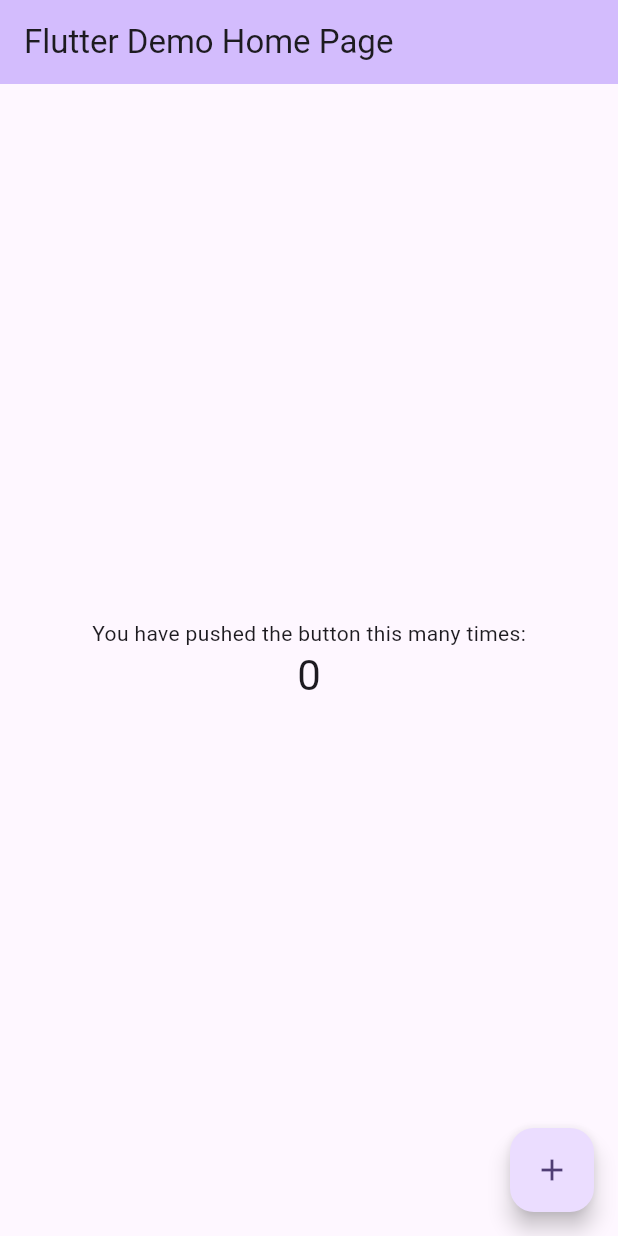
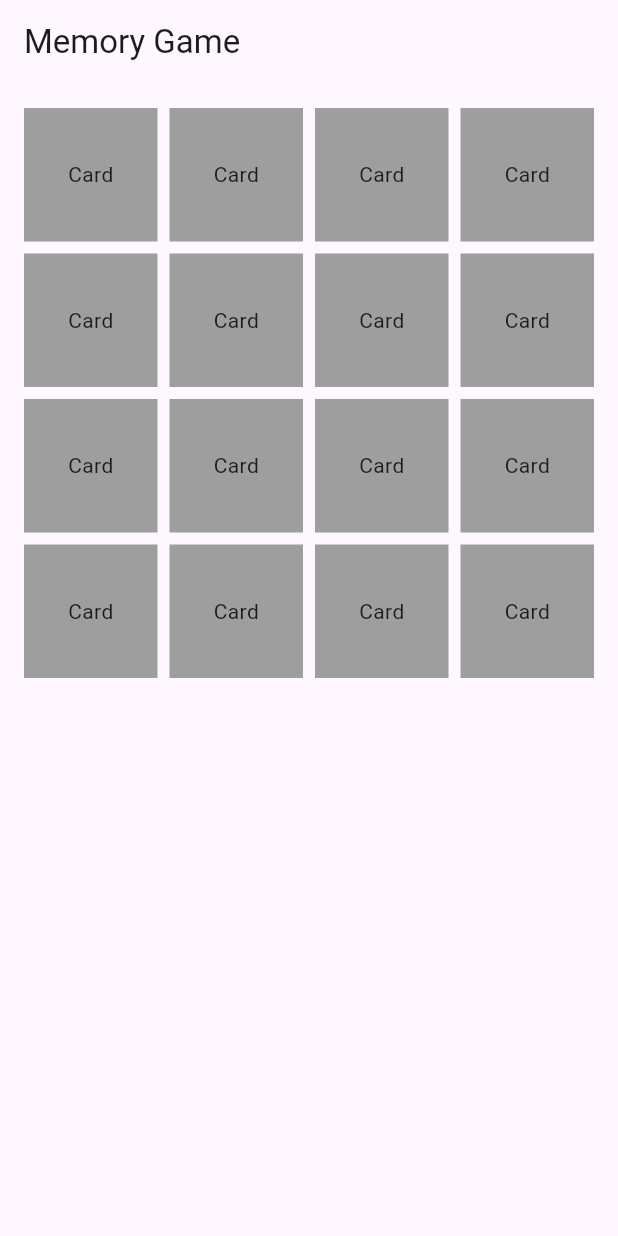
Before and after one commit to bashapu/hw03, a Flutter app: the screen it shows after launch, on a phone screen of 412 x 824 dp. Run offline on Flutter 3.47's test engine with Material 3 defaults, Android fonts, the phone set to English and light mode, and no system bars.

Commit message:
Add card grid layout

```diff
--- a/lib/main.dart
+++ b/lib/main.dart
@@ -1,122 +1,58 @@
 import 'package:flutter/material.dart';
 
 void main() {
-  runApp(const MyApp());
+  runApp(const MemoryGame());
 }
 
-class MyApp extends StatelessWidget {
-  const MyApp({super.key});
+class MemoryGame extends StatelessWidget {
+  const MemoryGame({super.key});
 
-  // This widget is the root of your application.
   @override
   Widget build(BuildContext context) {
     return MaterialApp(
-      title: 'Flutter Demo',
-      theme: ThemeData(
-        // This is the theme of your application.
-        //
-        // TRY THIS: Try running your application with "flutter run". You'll see
-        // the application has a purple toolbar. Then, without quitting the app,
-        // try changing the seedColor in the colorScheme below to Colors.green
-        // and then invoke "hot reload" (save your changes or press the "hot
-        // reload" button in a Flutter-supported IDE, or press "r" if you used
-        // the command line to start the app).
-        //
-        // Notice that the counter didn't reset back to zero; the application
-        // state is not lost during the reload. To reset the state, use hot
-        // restart instead.
-        //
-        // This works for code too, not just values: Most code changes can be
-        // tested with just a hot reload.
-        colorScheme: ColorScheme.fromSeed(seedColor: Colors.deepPurple),
-      ),
-      home: const MyHomePage(title: 'Flutter Demo Home Page'),
+      debugShowCheckedModeBanner: false,
+      home: GameScreen(),
     );
   }
 }
 
-class MyHomePage extends StatefulWidget {
-  const MyHomePage({super.key, required this.title});
-
-  // This widget is the home page of your application. It is stateful, meaning
-  // that it has a State object (defined below) that contains fields that affect
-  // how it looks.
-
-  // This class is the configuration for the state. It holds the values (in this
-  // case the title) provided by the parent (in this case the App widget) and
-  // used by the build method of the State. Fields in a Widget subclass are
-  // always marked "final".
-
-  final String title;
-
+class GameScreen extends StatefulWidget {
   @override
-  State<MyHomePage> createState() => _MyHomePageState();
+  _GameScreenState createState() => _GameScreenState();
 }
 
-class _MyHomePageState extends State<MyHomePage> {
-  int _counter = 0;
-
-  void _incrementCounter() {
-    setState(() {
-      // This call to setState tells the Flutter framework that something has
-      // changed in this State, which causes it to rerun the build method below
-      // so that the display can reflect the updated values. If we changed
-      // _counter without calling setState(), then the build method would not be
-      // called again, and so nothing would appear to happen.
-      _counter++;
-    });
-  }
+class _GameScreenState extends State<GameScreen> {
+  List<bool> flippedCards = List.generate(16, (_) => false);
 
   @override
   Widget build(BuildContext context) {
-    // This method is rerun every time setState is called, for instance as done
-    // by the _incrementCounter method above.
-    //
-    // The Flutter framework has been optimized to make rerunning build methods
-    // fast, so that you can just rebuild anything that needs updating rather
-    // than having to individually change instances of widgets.
     return Scaffold(
-      appBar: AppBar(
-        // TRY THIS: Try changing the color here to a specific color (to
-        // Colors.amber, perhaps?) and trigger a hot reload to see the AppBar
-        // change color while the other colors stay the same.
-        backgroundColor: Theme.of(context).colorScheme.inversePrimary,
-        // Here we take the value from the MyHomePage object that was created by
-        // the App.build method, and use it to set our appbar title.
-        title: Text(widget.title),
-      ),
-      body: Center(
-        // Center is a layout widget. It takes a single child and positions it
-        // in the middle of the parent.
-        child: Column(
-          // Column is also a layout widget. It takes a list of children and
-          // arranges them vertically. By default, it sizes itself to fit its
-          // children horizontally, and tries to be as tall as its parent.
-          //
-          // Column has various properties to control how it sizes itself and
-          // how it positions its children. Here we use mainAxisAlignment to
-          // center the children vertically; the main axis here is the vertical
-          // axis because Columns are vertical (the cross axis would be
-          // horizontal).
-          //
-          // TRY THIS: Invoke "debug painting" (choose the "Toggle Debug Paint"
-          // action in the IDE, or press "p" in the console), to see the
-          // wireframe for each widget.
-          mainAxisAlignment: MainAxisAlignment.center,
-          children: <Widget>[
-            const Text('You have pushed the button this many times:'),
-            Text(
-              '$_counter',
-              style: Theme.of(context).textTheme.headlineMedium,
-            ),
-          ],
+      appBar: AppBar(title: const Text("Memory Game")),
+      body: Padding(
+        padding: const EdgeInsets.all(16.0),
+        child: GridView.builder(
+          gridDelegate: const SliverGridDelegateWithFixedCrossAxisCount(
+            crossAxisCount: 4,
+            childAspectRatio: 1.0,
+            crossAxisSpacing: 8,
+            mainAxisSpacing: 8,
+          ),
+          itemCount: 16,
+          itemBuilder: (context, index) {
+            return GestureDetector(
+              onTap: () {
+                setState(() {
+                  flippedCards[index] = !flippedCards[index];
+                });
+              },
+              child: Container(
+                color: flippedCards[index] ? Colors.blue : Colors.grey,
+                child: const Center(child: Text("Card")),
+              ),
+            );
+          },
         ),
       ),
-      floatingActionButton: FloatingActionButton(
-        onPressed: _incrementCounter,
-        tooltip: 'Increment',
-        child: const Icon(Icons.add),
-      ), // This trailing comma makes auto-formatting nicer for build methods.
     );
   }
 }
```
